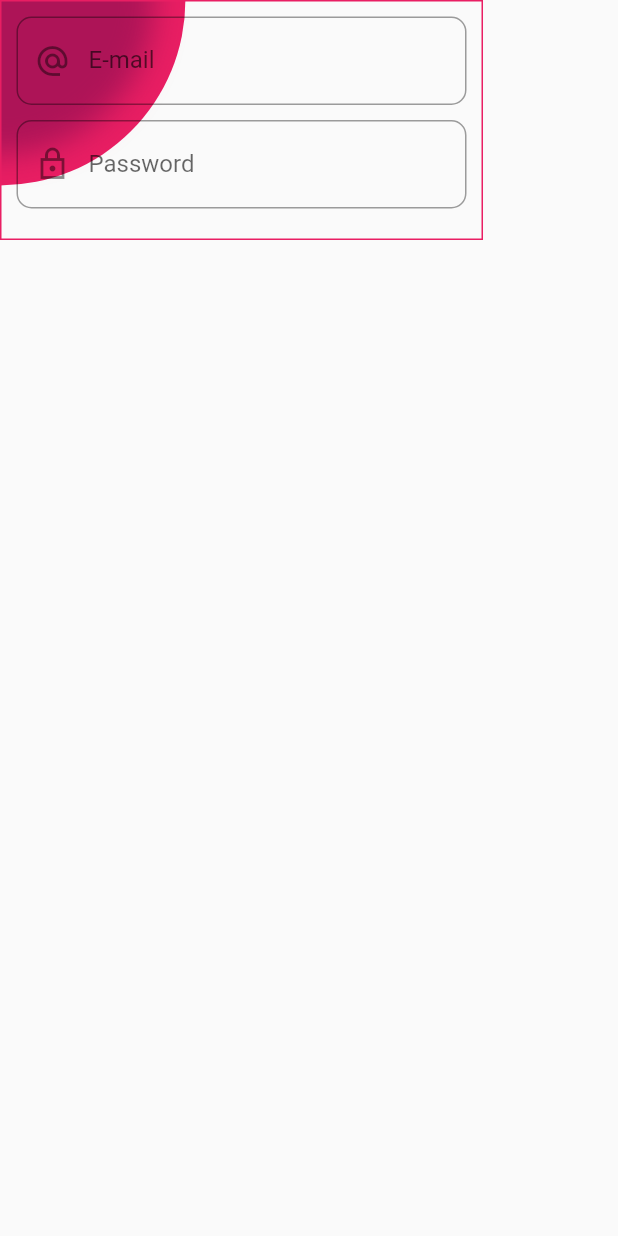
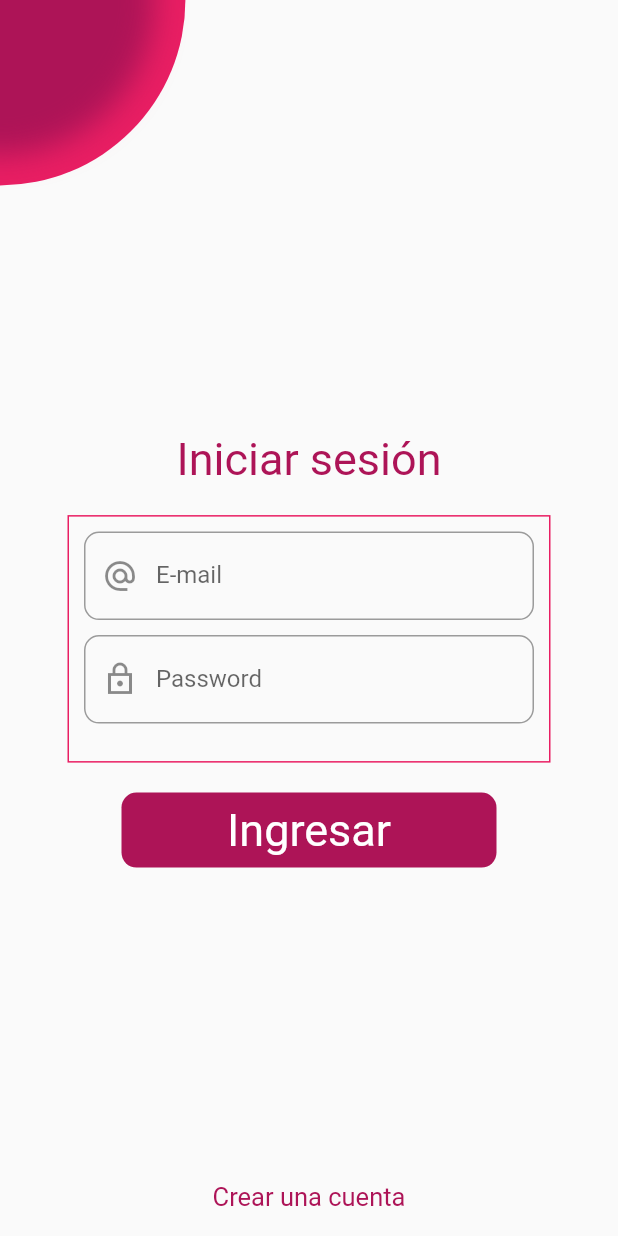
Before and after one commit to agusci21/social_media, a Flutter app: the screen it shows after launch, on a phone screen of 412 x 824 dp. Run offline on Flutter 3.47's test engine with Material 2 defaults, Android fonts, the phone set to English and light mode, and no system bars.

Commit message:
Botones de ingresar y crear cuenta UI

```diff
--- a/lib/src/ui/screens/login_register_screens/components/backgrounded_scaffold.dart
+++ b/lib/src/ui/screens/login_register_screens/components/backgrounded_scaffold.dart
@@ -1,18 +1,34 @@
 import 'package:flutter/material.dart';
 
 class BackgroundedScaffold extends StatelessWidget {
-  const BackgroundedScaffold({required this.background, required this.children, Key? key})
+  const BackgroundedScaffold(
+      {required this.background,
+      required this.children,
+      this.floatingActionButton,
+      this.floatingActionButtonLocation,
+      Key? key})
       : super(key: key);
   final Widget background;
   final List<Widget> children;
+  final Widget? floatingActionButton;
+  final FloatingActionButtonLocation? floatingActionButtonLocation;
   @override
   Widget build(BuildContext context) {
     return Scaffold(
+      floatingActionButton: floatingActionButton,
+      floatingActionButtonLocation: floatingActionButtonLocation,
       body: Stack(
         children: [
           ...[background],
-          Column(
-            children: children,
+          SingleChildScrollView(
+            child: Column(
+              children: [
+                const SizedBox(
+                  width: double.infinity,
+                ),
+                ...children
+              ],
+            ),
           )
         ],
       ),
--- a/lib/src/ui/screens/login_register_screens/login_screen/login_screen.dart
+++ b/lib/src/ui/screens/login_register_screens/login_screen/login_screen.dart
@@ -9,8 +9,6 @@ class LoginScreen extends StatelessWidget {
 
   @override
   Widget build(BuildContext context) {
-    final bool isLandscape =
-        MediaQuery.of(context).orientation == Orientation.landscape;
     final size = MediaQuery.of(context).size;
     final inputs = [
       Container(
@@ -26,7 +24,7 @@ class LoginScreen extends StatelessWidget {
       ),
       Container(
         width: 300,
-        margin: const EdgeInsets.only(bottom: 10),
+        margin: const EdgeInsets.only(bottom: 15),
         child: TextField(
           decoration: InputDecoration(
               labelText: 'Password',
@@ -38,10 +36,35 @@ class LoginScreen extends StatelessWidget {
     ];
     return BackgroundedScaffold(
       background: const LoginBackGround(),
+      floatingActionButton: Text(
+        'Crear una cuenta',
+        style: TextStyle(color: Colors.pink.shade800, fontSize: 17),
+      ),
+      floatingActionButtonLocation: FloatingActionButtonLocation.centerFloat,
       children: [
+        SizedBox(
+          height: size.height * .35,
+        ),
+        Text(
+          'Iniciar sesión',
+          style: TextStyle(color: Colors.pink.shade800, fontSize: 30),
+        ),
         InputsBox(
           inputs: inputs,
-          margin: EdgeInsets.zero,
+          margin: const EdgeInsets.only(top: 20, bottom: 20),
+        ),
+        Container(
+          margin: const EdgeInsets.only(bottom: 40),
+          alignment: Alignment.center,
+          width: 250,
+          height: 50,
+          decoration: BoxDecoration(
+              color: Colors.pink.shade800,
+              borderRadius: BorderRadius.circular(10)),
+          child: const Text(
+            'Ingresar',
+            style: TextStyle(color: Colors.white, fontSize: 30),
+          ),
         ),
       ],
     );
```
